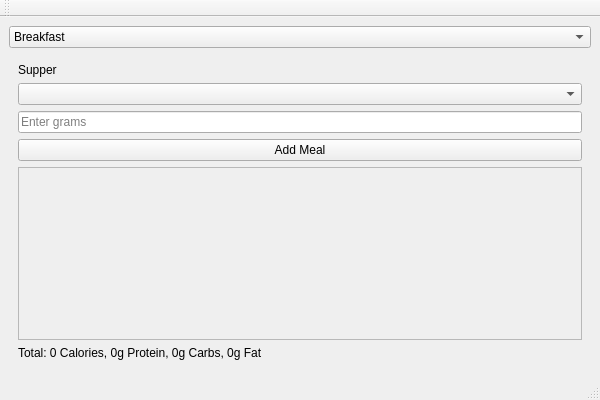
Qt form GetFit.ui (Fascodes/GetFit) before a commit.
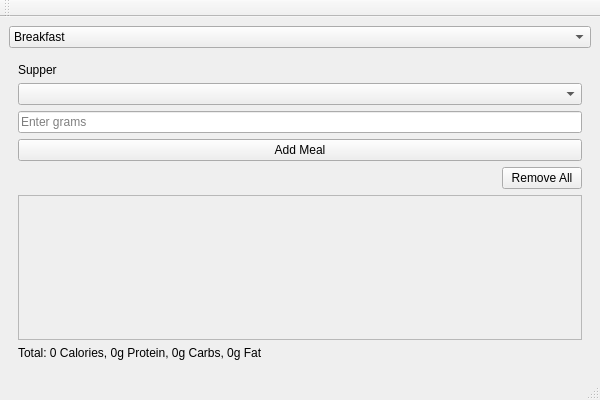
The same form after that commit. The open tabs and pages were chosen to show the change.

Commit message: Added Remove All button, to remove all meals

Diff of the .ui file:
```diff
--- a/GetFit.ui
+++ b/GetFit.ui
@@ -287,6 +287,13 @@
           </property>
          </widget>
         </item>
+        <item alignment="Qt::AlignRight">
+         <widget class="QPushButton" name="removeAllSupper">
+          <property name="text">
+           <string>Remove All</string>
+          </property>
+         </widget>
+        </item>
         <item>
          <widget class="QScrollArea" name="scrollAreaSupper">
           <property name="widgetResizable">
@@ -298,7 +305,7 @@
              <x>0</x>
              <y>0</y>
              <width>562</width>
-             <height>138</height>
+             <height>108</height>
             </rect>
            </property>
            <layout class="QVBoxLayout" name="verticalLayoutScrollAreaSupper"/>
```
Left out of the diff: 38 changed lines with no effect on the pictures. The commit also changes 4 other files.
